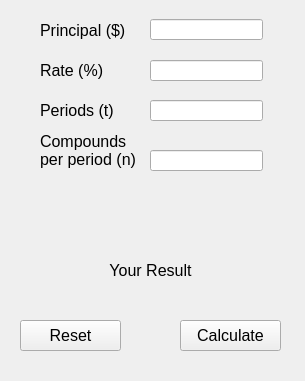
jiawei2912/QF101_205, file UIFiles/AppPageUI_CompoundInterest.ui: the form before one commit.
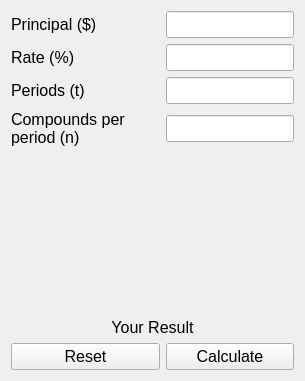
The form after the commit.

What changed in the file:
```diff
--- a/UIFiles/AppPageUI_CompoundInterest.ui
+++ b/UIFiles/AppPageUI_CompoundInterest.ui
@@ -18,126 +18,46 @@
   <property name="windowTitle">
    <string>Form</string>
   </property>
-  <widget class="QLabel" name="label_1">
-   <property name="geometry">
-    <rect>
-     <x>40</x>
-     <y>10</y>
-     <width>91</width>
-     <height>41</height>
-    </rect>
-   </property>
+  <layout class="QGridLayout" name="gridLayout">
+   <item row="2" column="0">
+    <widget class="QLabel" name="label_3">
    <property name="text">
-    <string>Principal ($)</string>
-   </property>
-  </widget>
-  <widget class="QLineEdit" name="input_1">
-   <property name="geometry">
-    <rect>
-     <x>150</x>
-     <y>19</y>
-     <width>113</width>
-     <height>21</height>
-    </rect>
-   </property>
-  </widget>
-  <widget class="QLineEdit" name="input_2">
-   <property name="geometry">
-    <rect>
-     <x>150</x>
-     <y>60</y>
-     <width>113</width>
-     <height>21</height>
-    </rect>
-   </property>
-  </widget>
+      <string>Periods (t)</string>
+     </property>
+    </widget>
+   </item>
+   <item row="6" column="0">
+    <widget class="QPushButton" name="resetButton">
+     <property name="text">
+      <string>Reset</string>
+     </property>
+    </widget>
+   </item>
+   <item row="6" column="1">
   <widget class="QPushButton" name="calculateButton">
-   <property name="geometry">
-    <rect>
-     <x>180</x>
-     <y>320</y>
-     <width>101</width>
-     <height>31</height>
-    </rect>
-   </property>
    <property name="text">
     <string>Calculate</string>
    </property>
   </widget>
+   </item>
+   <item row="1" column="1">
+    <widget class="QLineEdit" name="input_2"/>
+   </item>
+   <item row="0" column="1">
+    <widget class="QLineEdit" name="input_1"/>
+   </item>
+   <item row="2" column="1">
+    <widget class="QLineEdit" name="input_3"/>
+   </item>
+   <item row="1" column="0">
   <widget class="QLabel" name="label_2">
-   <property name="geometry">
-    <rect>
-     <x>40</x>
-     <y>50</y>
-     <width>81</width>
-     <height>41</height>
-    </rect>
-   </property>
    <property name="text">
     <string>Rate (%)</string>
    </property>
   </widget>
-  <widget class="QLabel" name="resultLabel">
-   <property name="geometry">
-    <rect>
-     <x>70</x>
-     <y>250</y>
-     <width>161</width>
-     <height>41</height>
-    </rect>
-   </property>
-   <property name="text">
-    <string>Your Result</string>
-   </property>
-   <property name="alignment">
-    <set>Qt::AlignCenter</set>
-   </property>
-  </widget>
-  <widget class="QPushButton" name="resetButton">
-   <property name="geometry">
-    <rect>
-     <x>20</x>
-     <y>320</y>
-     <width>101</width>
-     <height>31</height>
-    </rect>
-   </property>
-   <property name="text">
-    <string>Reset</string>
-   </property>
-  </widget>
-  <widget class="QLabel" name="label_3">
-   <property name="geometry">
-    <rect>
-     <x>40</x>
-     <y>90</y>
-     <width>81</width>
-     <height>41</height>
-    </rect>
-   </property>
-   <property name="text">
-    <string>Periods (t)</string>
-   </property>
-  </widget>
-  <widget class="QLineEdit" name="input_3">
-   <property name="geometry">
-    <rect>
-     <x>150</x>
-     <y>100</y>
-     <width>113</width>
-     <height>21</height>
-    </rect>
-   </property>
-  </widget>
+   </item>
+   <item row="3" column="0">
   <widget class="QLabel" name="label_4">
-   <property name="geometry">
-    <rect>
-     <x>40</x>
-     <y>120</y>
-     <width>101</width>
-     <height>61</height>
-    </rect>
-   </property>
    <property name="text">
     <string>Compounds per period (n)</string>
    </property>
@@ -145,16 +65,41 @@
     <bool>true</bool>
    </property>
   </widget>
-  <widget class="QLineEdit" name="input_4">
-   <property name="geometry">
-    <rect>
-     <x>150</x>
-     <y>150</y>
-     <width>113</width>
-     <height>21</height>
-    </rect>
-   </property>
-  </widget>
+   </item>
+   <item row="3" column="1">
+    <widget class="QLineEdit" name="input_4"/>
+   </item>
+   <item row="0" column="0">
+    <widget class="QLabel" name="label_1">
+     <property name="text">
+      <string>Principal ($)</string>
+     </property>
+    </widget>
+   </item>
+   <item row="5" column="0" colspan="2">
+    <widget class="QLabel" name="resultLabel">
+     <property name="text">
+      <string>Your Result</string>
+     </property>
+     <property name="alignment">
+      <set>Qt::AlignCenter</set>
+     </property>
+    </widget>
+   </item>
+   <item row="4" column="0">
+    <spacer name="verticalSpacer">
+     <property name="orientation">
+      <enum>Qt::Vertical</enum>
+     </property>
+     <property name="sizeHint" stdset="0">
+      <size>
+       <width>20</width>
+       <height>40</height>
+      </size>
+     </property>
+    </spacer>
+   </item>
+  </layout>
  </widget>
  <resources/>
  <connections/>
```
Lines whose indentation alone changed are shown as unchanged.
